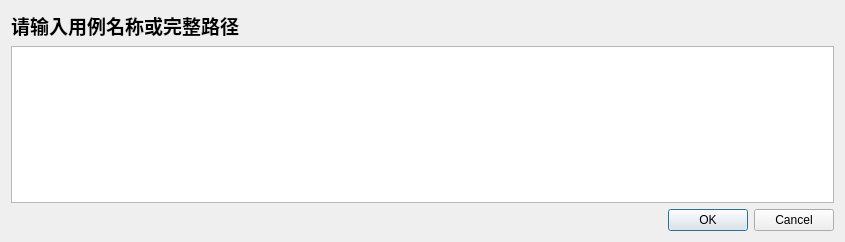
This is codesets/cdialognewut.ui in weilaidb/codetools as Qt 5 draws it before an edit. The edited form follows.
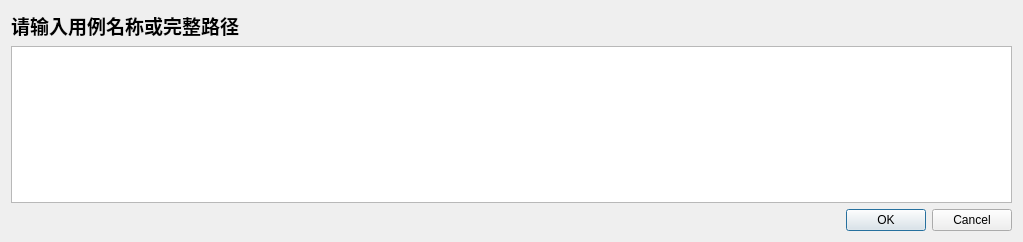
This is the edited form.

```diff
--- a/codesets/cdialognewut.ui
+++ b/codesets/cdialognewut.ui
@@ -6,7 +6,7 @@
    <rect>
     <x>0</x>
     <y>0</y>
-    <width>845</width>
+    <width>1023</width>
     <height>242</height>
    </rect>
   </property>
```
